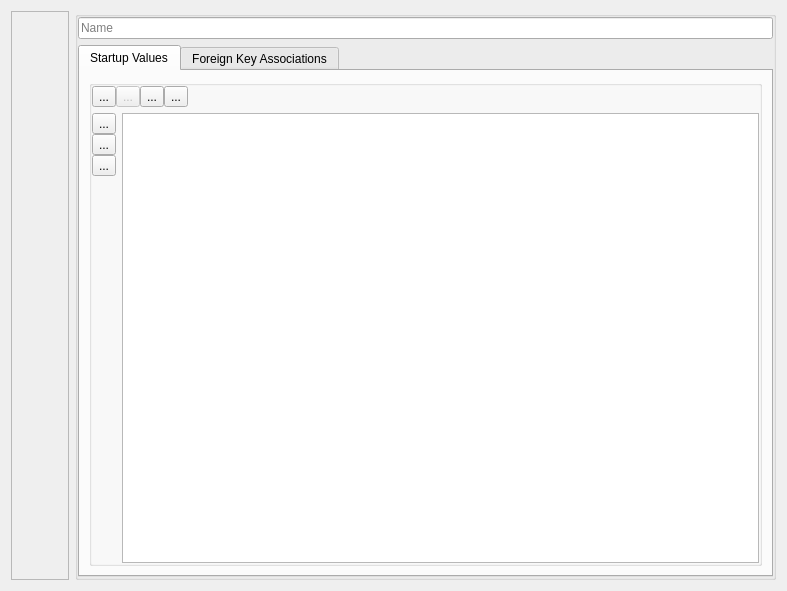
Above: src/gui/TableInstanceForm.ui from fritzone/ddm before the change. Below: the same form after it.
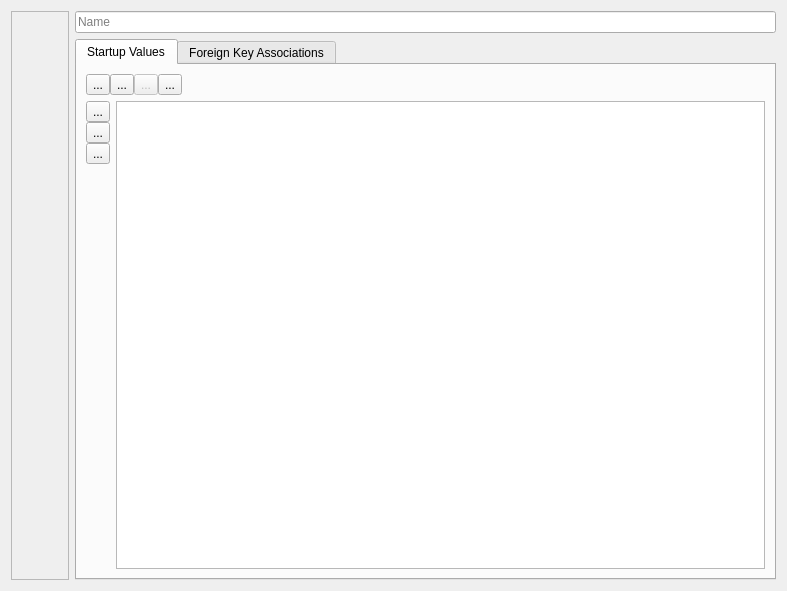
That is the form after the change. The open tabs and pages were chosen to show the change. Icons and pictures are not drawn.

What changed in the file:
```diff
--- a/src/gui/TableInstanceForm.ui
+++ b/src/gui/TableInstanceForm.ui
@@ -97,13 +97,7 @@
     </widget>
    </item>
    <item>
-    <widget class="QGroupBox" name="grpContentMain">
-     <property name="title">
-      <string/>
-     </property>
-     <property name="flat">
-      <bool>true</bool>
-     </property>
+    <widget class="QWidget" name="grpContentMain" native="true">
      <layout class="QVBoxLayout" name="verticalLayout_5">
       <property name="margin">
        <number>0</number>
@@ -130,13 +124,7 @@
          </attribute>
          <layout class="QVBoxLayout" name="verticalLayout_4">
           <item>
-           <widget class="QGroupBox" name="grpStartupData">
-            <property name="title">
-             <string/>
-            </property>
-            <property name="flat">
-             <bool>true</bool>
-            </property>
+           <widget class="QWidget" name="grpStartupData" native="true">
             <layout class="QVBoxLayout" name="verticalLayout">
              <property name="margin">
               <number>0</number>
@@ -169,8 +157,37 @@
                  </property>
                  <property name="iconSize">
                   <size>
-                   <width>24</width>
-                   <height>24</height>
+                   <width>16</width>
+                   <height>16</height>
+                  </size>
+                 </property>
+                </widget>
+               </item>
+               <item>
+                <widget class="QToolButton" name="btnSaveStartupValues">
+                 <property name="maximumSize">
+                  <size>
+                   <width>32</width>
+                   <height>32</height>
+                  </size>
+                 </property>
+                 <property name="toolTip">
+                  <string>&lt;b&gt;Save&lt;/b&gt; startup values</string>
+                 </property>
+                 <property name="statusTip">
+                  <string>Save startup values to a CSV file</string>
+                 </property>
+                 <property name="text">
+                  <string>...</string>
+                 </property>
+                 <property name="icon">
+                  <iconset resource="../dbm.qrc">
+                   <normaloff>:/images/actions/images/actions/filesave.png</normaloff>:/images/actions/images/actions/filesave.png</iconset>
+                 </property>
+                 <property name="iconSize">
+                  <size>
+                   <width>16</width>
+                   <height>16</height>
                   </size>
                  </property>
                 </widget>
@@ -201,37 +218,8 @@
                  </property>
                  <property name="iconSize">
                   <size>
-                   <width>24</width>
-                   <height>24</height>
-                  </size>
-                 </property>
-                </widget>
-               </item>
-               <item>
-                <widget class="QToolButton" name="btnSaveStartupValues">
-                 <property name="maximumSize">
-                  <size>
-                   <width>32</width>
-                   <height>32</height>
-                  </size>
-                 </property>
-                 <property name="toolTip">
-                  <string>Save startup values</string>
-                 </property>
-                 <property name="statusTip">
-                  <string>Save startup values to a CSV file</string>
-                 </property>
-                 <property name="text">
-                  <string>...</string>
-                 </property>
-                 <property name="icon">
-                  <iconset resource="../dbm.qrc">
-                   <normaloff>:/images/actions/images/actions/filesave.png</normaloff>:/images/actions/images/actions/filesave.png</iconset>
-                 </property>
-                 <property name="iconSize">
-                  <size>
-                   <width>24</width>
-                   <height>24</height>
+                   <width>16</width>
+                   <height>16</height>
                   </size>
                  </property>
                 </widget>
@@ -259,8 +247,8 @@
                  </property>
                  <property name="iconSize">
                   <size>
-                   <width>24</width>
-                   <height>24</height>
+                   <width>16</width>
+                   <height>16</height>
                   </size>
                  </property>
                 </widget>
```
Left out of the diff: 8 changed lines with no effect on the pictures.
